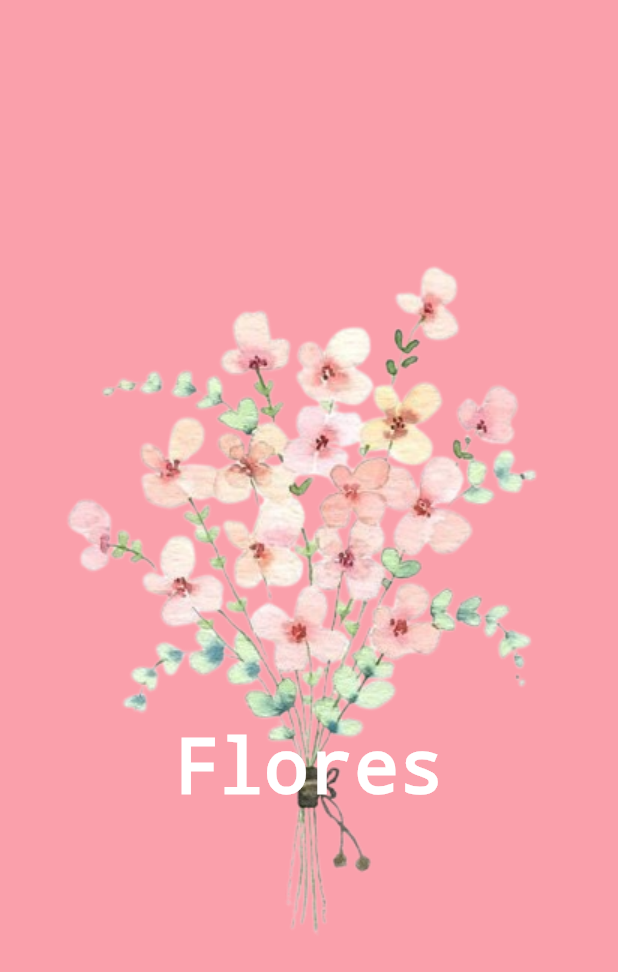
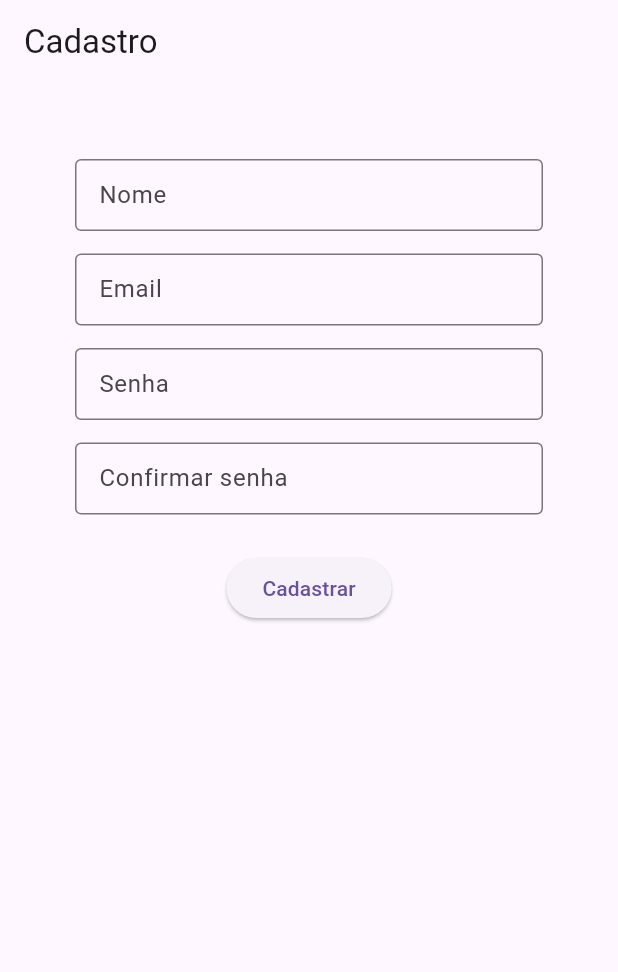
Before and after one commit to HenryGFiedler/Floricultura, a Flutter app: the screen it shows after launch, on a phone screen of 412 x 824 dp. Shown: the top 972 px of the screen. Run offline on Flutter 3.47's test engine with Material 3 defaults, Android fonts, the phone set to English and light mode, and no system bars.

Commit message:
Tela de Cadastro

```diff
--- /dev/null
+++ b/lib/components/text_input_validation.dart
@@ -0,0 +1,29 @@
+import 'package:flutter/material.dart';
+
+class TextInputValidation extends StatelessWidget {
+  final TextEditingController controller;
+  final String hintText;
+  final bool obscureText;
+  final String? Function(String?)? validator;
+
+  const TextInputValidation({
+    required this.controller,
+    required this.hintText,
+    this.obscureText = false,
+    this.validator
+  });
+
+  @override
+  Widget build(BuildContext context) {
+    return TextFormField(
+      controller: controller,
+      obscureText: obscureText,
+      decoration: InputDecoration(
+        labelText: hintText,
+        border: OutlineInputBorder(),
+        contentPadding: const EdgeInsets.all(12),
+      ),
+      validator: validator,
+    );
+  }
+}
--- a/lib/screens/boot_screen.dart
+++ b/lib/screens/boot_screen.dart
@@ -1,10 +1,18 @@
 import 'package:flutter/material.dart';
+import 'cadastro_screen.dart';
 
 class BootScreen extends StatelessWidget {
   const BootScreen({super.key});
 
   @override
   Widget build(BuildContext context) {
+    Future.delayed(const Duration(seconds: 3), () {
+      Navigator.pushReplacement(
+        context,
+        MaterialPageRoute(builder: (context) => CadastroScreen()),
+      );
+    });
+
     return DecoratedBox(
       decoration: BoxDecoration(color: Color(0xB8F87C8A)),
       child: Stack(
--- /dev/null
+++ b/lib/screens/cadastro_screen.dart
@@ -0,0 +1,106 @@
+import 'package:flutter/material.dart';
+import 'package:floricultura/components/text_input_validation.dart';
+
+class CadastroScreen extends StatefulWidget {
+  @override
+  _CadastroScreenState createState() => _CadastroScreenState();
+}
+
+class _CadastroScreenState extends State<CadastroScreen> {
+  final TextEditingController nameController = TextEditingController();
+  final TextEditingController emailController = TextEditingController();
+  final TextEditingController passwordController = TextEditingController();
+  final TextEditingController confirmPasswordController = TextEditingController();
+
+  final _formKey = GlobalKey<FormState>();
+
+  String? _validateName(String? name) {
+    if (name == null || name.isEmpty) {
+      return 'Campo do nome vazio';
+    }
+    return null;
+  }
+
+  String? _validateEmail(String? email) {
+    if (email == null || email.isEmpty) {
+      return 'Campo do email vazio';
+    } else if (!email.contains('@')) {
+      return 'Email inválido';
+    }
+    return null;
+  }
+
+  String? _validatePassword(String? password) {
+    if (password == null || password.isEmpty) {
+      return 'Campo de senha vazio';
+    } else if (password.length < 8) {
+      return 'A senha deve ter pelo menos 8 caracteres';
+    }
+    return null;
+  }
+
+  String? _validateConfirmPassword(String? password) {
+    if (password == null || password.isEmpty) {
+      return 'Confirme a sua senha';
+    } else if (password != passwordController.text) {
+      return 'As senhas não coincidem';
+    }
+    return null;
+  }
+
+  @override
+  Widget build(BuildContext context) {
+    return Scaffold(
+      appBar: AppBar(title: Text('Cadastro')),
+      body: Padding(
+        padding: const EdgeInsets.all(50),
+        child: Form(
+          key: _formKey,
+          autovalidateMode: AutovalidateMode.onUserInteraction,
+          child: Column(
+            crossAxisAlignment: CrossAxisAlignment.center,
+            children: [
+              TextInputValidation(
+                controller: nameController,
+                hintText: 'Nome',
+                validator: _validateName,
+              ),
+              SizedBox(height: 15),
+              TextInputValidation(
+                controller: emailController,
+                hintText: 'Email',
+                validator: _validateEmail,
+              ),
+              SizedBox(height: 15),
+              TextInputValidation(
+                controller: passwordController,
+                hintText: 'Senha',
+                obscureText: true,
+                validator: _validatePassword,
+              ),
+              SizedBox(height: 15),
+              TextInputValidation(
+                controller: confirmPasswordController,
+                hintText: 'Confirmar senha',
+                obscureText: true,
+                validator: _validateConfirmPassword,
+              ),
+              SizedBox(height: 25),
+
+              ElevatedButton(
+                onPressed: () {
+                  if (_formKey.currentState?.validate() ?? false) {
+                    ScaffoldMessenger.of(
+                      context,
+                    ).showSnackBar(SnackBar(content: Text('Cadastro realizado com sucesso')));
+                  }
+                },
+                child: Text('Cadastrar'),
+              ),
+            ],
+          ),
+        ),
+      ),
+    );
+  }
+}
```
